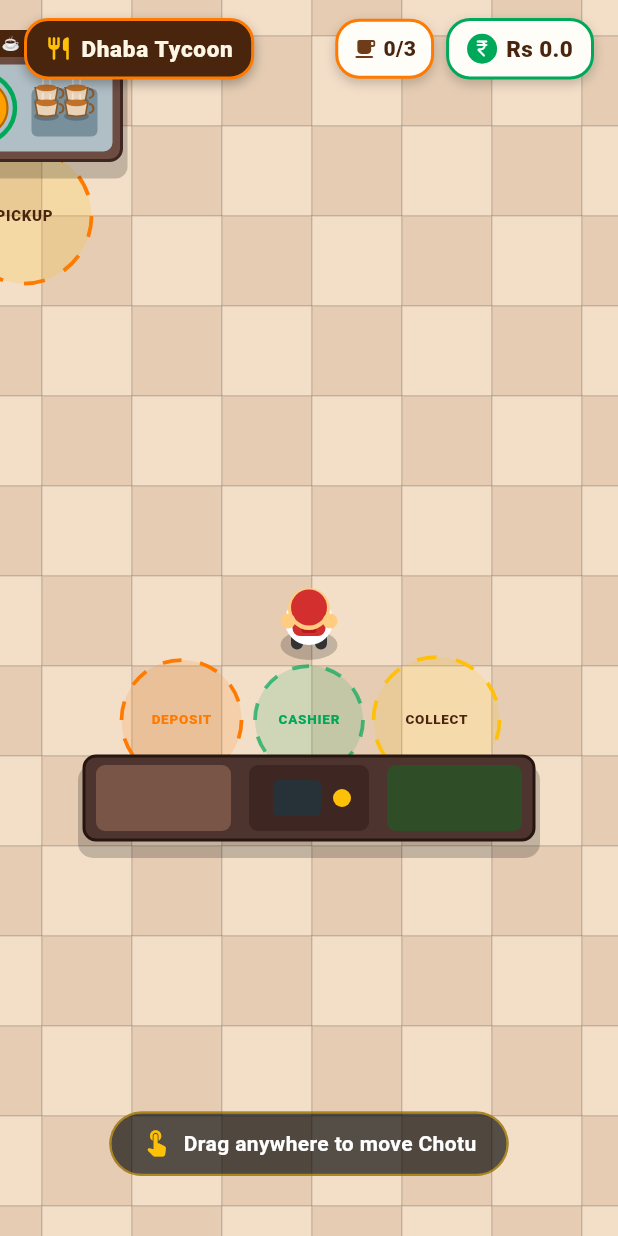
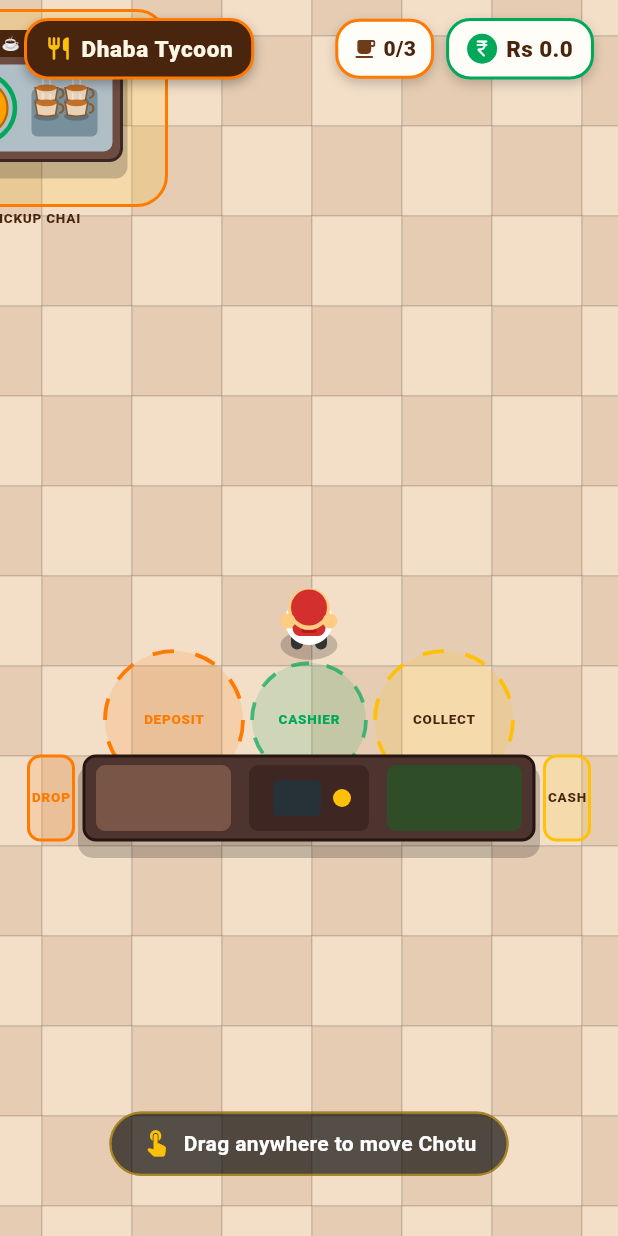
Before and after one commit to mustafa-txlabz/hotel-game, a Flutter app: the screen it shows after launch, on a phone screen of 412 x 824 dp. Run offline on Flutter 3.47's test engine with Material 3 defaults, Android fonts, the phone set to English and light mode, and no system bars; our stand-ins replace google_mobile_ads, material_ui, shared_preferences.

Commit message:
Enhance interaction zones: 360-degree kettle pickup, counter flank zones, and strict non-overlap

```diff
--- a/lib/ui/game/sprite_renderer.dart
+++ b/lib/ui/game/sprite_renderer.dart
@@ -250,41 +250,35 @@ class SpriteRenderer {
 
   /// Draws the Chai Brewing Kettle station.
   static void drawChaiStation(Canvas canvas, ChaiStation station) {
-    final pzCenter = station.pickupZoneCenter;
-    final pzRadius = station.pickupZoneRadius;
+    // 1. All-Around Interactive Floor Pickup Pad (accessible from front, behind, left, right)
+    final padRect = RRect.fromRectAndRadius(
+      Rect.fromCenter(
+        center: Offset(station.position.x, station.position.y),
+        width: station.width + 60.0,
+        height: station.height + 60.0,
+      ),
+      const Radius.circular(20.0),
+    );
 
-    final zoneFill = Paint()
-      ..color = AppTheme.goldYellow.withValues(alpha: 0.18);
-    canvas.drawCircle(Offset(pzCenter.x, pzCenter.y), pzRadius, zoneFill);
+    final padFill = Paint()
+      ..color = AppTheme.goldYellow.withValues(alpha: 0.16);
+    canvas.drawRRect(padRect, padFill);
 
-    final zoneBorder = Paint()
+    final padBorder = Paint()
       ..color = AppTheme.saffronOrange
       ..style = PaintingStyle.stroke
-      ..strokeWidth = 2.5;
+      ..strokeWidth = 2.0;
+    canvas.drawRRect(padRect, padBorder);
 
-    const dashCount = 20;
-    for (int i = 0; i < dashCount; i += 2) {
-      final startAngle = (i / dashCount) * (math.pi * 2);
-      final sweepAngle = (1 / dashCount) * (math.pi * 2);
-      canvas.drawArc(
-        Rect.fromCircle(
-          center: Offset(pzCenter.x, pzCenter.y),
-          radius: pzRadius,
-        ),
-        startAngle,
-        sweepAngle,
-        false,
-        zoneBorder,
-      );
-    }
-
+    // Front pickup label
+    final pzCenter = station.pickupZoneCenter;
     final pzText = TextPainter(
       text: const TextSpan(
-        text: 'PICKUP',
+        text: '☕ PICKUP CHAI',
         style: TextStyle(
           color: AppTheme.chaiDarkBrown,
           fontWeight: FontWeight.w900,
-          fontSize: 10,
+          fontSize: 9,
           letterSpacing: 0.5,
         ),
       ),
@@ -292,7 +286,10 @@ class SpriteRenderer {
     )..layout();
     pzText.paint(
       canvas,
-      Offset(pzCenter.x - pzText.width / 2, pzCenter.y - pzText.height / 2),
+      Offset(
+        pzCenter.x - pzText.width / 2,
+        pzCenter.y + 14 - pzText.height / 2,
+      ),
     );
 
     final left = station.position.x - station.width / 2;
@@ -431,7 +428,7 @@ class SpriteRenderer {
     // 1. Floor Interactive Zones Behind Counter
     // -------------------------------------------------------------
 
-    // Left: Food Deposit Zone
+    // Left: Food Deposit Zone (Behind & Left Flank)
     final fz = counter.foodDepositZoneCenter;
     final fzRadius = counter.foodDepositZoneRadius;
     final fzFill = Paint()
@@ -450,13 +447,30 @@ class SpriteRenderer {
       AppTheme.saffronOrange,
     );
 
-    // Center: Cashier Standing Station (Green Zone)
+    // Left flank side wing (drop items from left side of counter)
+    final leftSideCenter = Offset(
+      counter.position.x - counter.width / 2 - 22.0,
+      counter.position.y,
+    );
+    final leftSideRect = RRect.fromRectAndRadius(
+      Rect.fromCenter(center: leftSideCenter, width: 30, height: 56),
+      const Radius.circular(8),
+    );
+    canvas.drawRRect(leftSideRect, fzFill);
+    final leftSideBorder = Paint()
+      ..color = AppTheme.saffronOrange
+      ..style = PaintingStyle.stroke
+      ..strokeWidth = 2.0;
+    canvas.drawRRect(leftSideRect, leftSideBorder);
+    _drawZoneText(canvas, leftSideCenter, 'DROP', AppTheme.saffronOrange);
+
+    // Center: Cashier Standing Station (Strictly Green Center Zone - No Overlap)
     final cz = counter.cashierZoneCenter;
     final czRadius = counter.cashierZoneRadius;
     final isPresent = counter.isCashierPresent;
     final czFill = Paint()
       ..color = (isPresent
-          ? AppTheme.truckArtGreen.withValues(alpha: 0.4)
+          ? AppTheme.truckArtGreen.withValues(alpha: 0.45)
           : AppTheme.truckArtGreen.withValues(alpha: 0.15));
     canvas.drawCircle(Offset(cz.x, cz.y), czRadius, czFill);
     _drawDashedCircle(
@@ -474,7 +488,7 @@ class SpriteRenderer {
       isPresent ? Colors.white : AppTheme.truckArtGreen,
     );
 
-    // Right: Cash Collection Zone
+    // Right: Cash Collection Zone (Behind & Right Flank)
     final rz = counter.cashCollectionZoneCenter;
     final rzRadius = counter.cashCollectionZoneRadius;
     final rzFill = Paint()..color = AppTheme.goldYellow.withValues(alpha: 0.15);
@@ -491,6 +505,23 @@ class SpriteRenderer {
       'COLLECT',
       AppTheme.chaiDarkBrown,
     );
+
+    // Right flank side wing (vacuum cash from right side of counter)
+    final rightSideCenter = Offset(
+      counter.position.x + counter.width / 2 + 22.0,
+      counter.position.y,
+    );
+    final rightSideRect = RRect.fromRectAndRadius(
+      Rect.fromCenter(center: rightSideCenter, width: 30, height: 56),
+      const Radius.circular(8),
+    );
+    canvas.drawRRect(rightSideRect, rzFill);
+    final rightSideBorder = Paint()
+      ..color = AppTheme.goldYellow
+      ..style = PaintingStyle.stroke
+      ..strokeWidth = 2.0;
+    canvas.drawRRect(rightSideRect, rightSideBorder);
+    _drawZoneText(canvas, rightSideCenter, 'CASH', AppTheme.chaiDarkBrown);
 
     // -------------------------------------------------------------
     // 2. Physical Three-Part Counter Structure
```
Also changed, not shown: lib/engine/stations.dart (+77 -17 lines), 1 other file.
